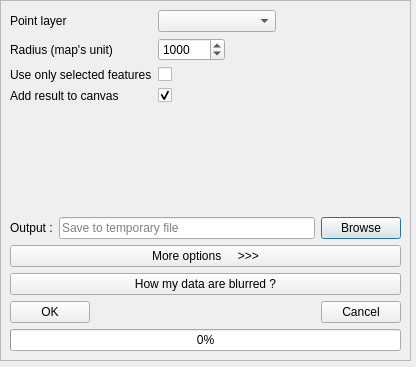
First picture: the form in ui_blurring.ui, repository Gustry/Blurring, before the edit.
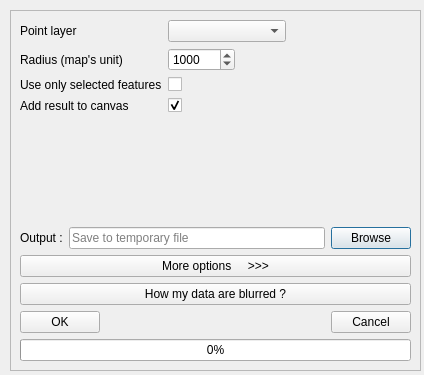
Second picture: the form after the edit.

```diff
--- a/ui_blurring.ui
+++ b/ui_blurring.ui
@@ -9,8 +9,8 @@
    <rect>
     <x>0</x>
     <y>0</y>
-    <width>416</width>
-    <height>367</height>
+    <width>424</width>
+    <height>375</height>
    </rect>
   </property>
   <property name="sizePolicy">
@@ -72,8 +72,8 @@
   <widget class="QFrame" name="frame_3">
    <property name="geometry">
     <rect>
-     <x>0</x>
-     <y>0</y>
+     <x>10</x>
+     <y>10</y>
      <width>411</width>
      <height>361</height>
     </rect>
```
Left out of the diff: 96 changed lines with no effect on the pictures.
